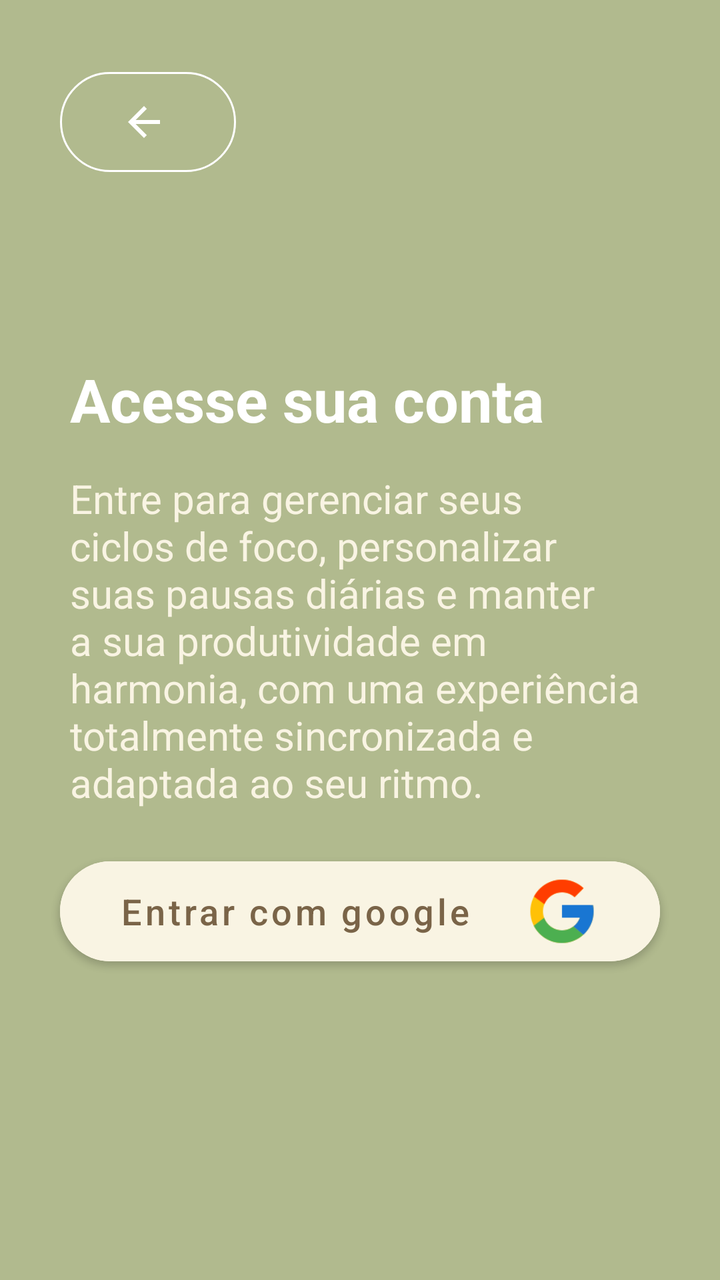
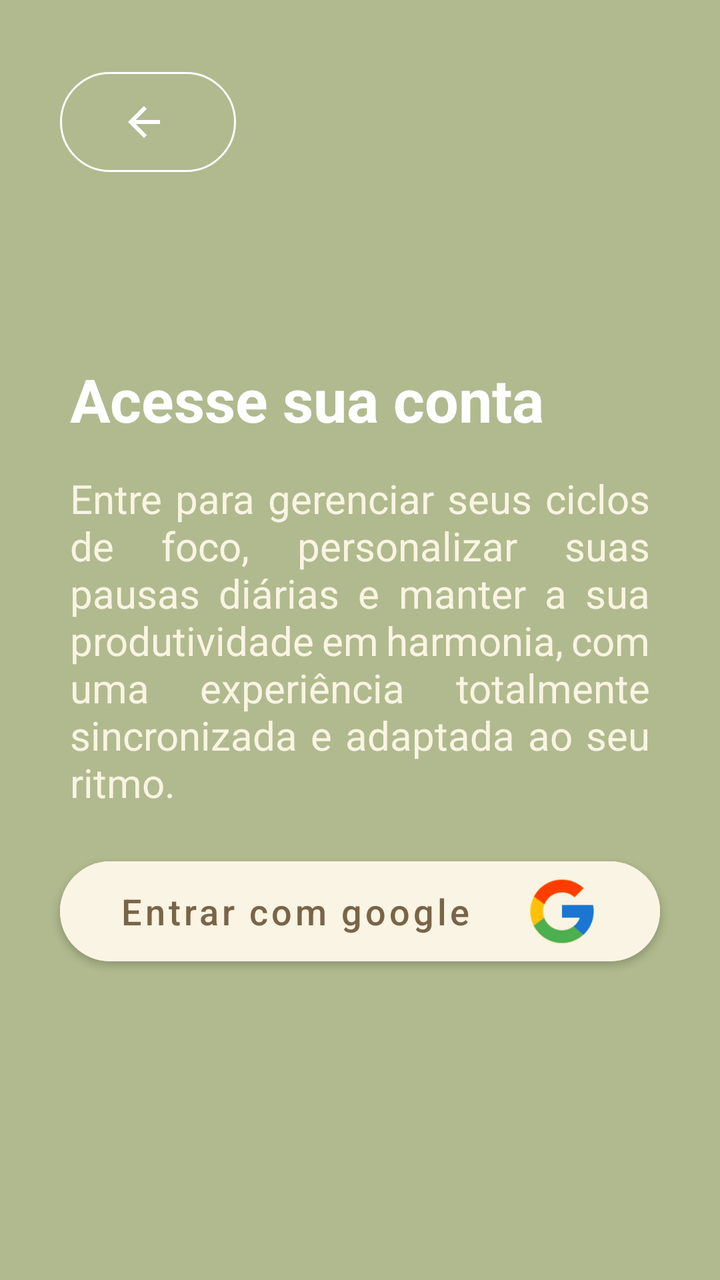

An Android layout rendered at two revisions. The XML below is the earlier revision; the diff shows what the commit changed to produce the second picture.
<!-- AndroidManifest.xml: application theme Theme.Orbi -->
<!-- res/layout/activity_login.xml -->
<?xml version="1.0" encoding="utf-8"?>
<androidx.constraintlayout.widget.ConstraintLayout
    xmlns:android="http://schemas.android.com/apk/res/android"
    xmlns:app="http://schemas.android.com/apk/res-auto"
    xmlns:tools="http://schemas.android.com/tools"
    android:layout_width="match_parent"
    android:layout_height="match_parent"
    android:background="@color/orbi_olive"
    android:padding="0dp">


    
    <com.google.android.material.button.MaterialButton
        android:id="@+id/btnBackLogin"
        style="@style/Widget.MaterialComponents.Button.OutlinedButton"
        android:layout_width="wrap_content"
        android:layout_height="62dp"
        android:layout_marginStart="30dp"
        android:layout_marginTop="30dp"
        app:cornerRadius="30dp"
        app:icon="@drawable/ic_arrow_back"
        app:iconGravity="textStart"
        app:iconTint="@color/orbi_white"
        app:layout_constraintStart_toStartOf="parent"
        app:layout_constraintTop_toTopOf="parent"
        app:strokeColor="@color/white" />


    
    <TextView
        android:id="@+id/tv_login_title"
        android:layout_width="0dp"
        android:layout_height="wrap_content"
        android:layout_marginStart="35dp"
        android:layout_marginEnd="35dp"
        android:layout_marginBottom="16dp"
        android:text="@string/login_title"
        android:textColor="@color/orbi_white"
        android:textSize="30sp"
        android:textStyle="bold"
        app:layout_constraintBottom_toTopOf="@+id/tv_login_desc"
        app:layout_constraintEnd_toEndOf="parent"
        app:layout_constraintStart_toStartOf="parent" />


    
    <TextView
        android:id="@+id/tv_login_desc"
        android:layout_width="0dp"
        android:layout_height="wrap_content"
        android:layout_marginStart="35dp"
        android:layout_marginEnd="35dp"
        android:text="@string/login_description"
        android:textColor="@color/orbi_cream"
        android:textSize="20sp"
        app:layout_constraintBottom_toBottomOf="parent"
        app:layout_constraintEnd_toEndOf="parent"
        app:layout_constraintStart_toStartOf="parent"
        app:layout_constraintTop_toTopOf="parent" />


    
    <com.google.android.material.button.MaterialButton
        android:id="@+id/btn_google_login"
        android:layout_width="0dp"
        android:layout_height="62dp"
        android:layout_marginStart="30dp"
        android:layout_marginTop="20dp"
        android:layout_marginEnd="30dp"
        android:backgroundTint="@color/orbi_cream"
        android:gravity="start|center_vertical"
        android:paddingStart="30dp"
        android:paddingEnd="30dp"
        android:text="@string/login_btn_login"
        android:textAllCaps="false"
        android:textColor="@color/orbi_dark_brown"
        android:textSize="18sp"
        app:cornerRadius="28dp"
        app:icon="@drawable/ic_google"
        app:iconGravity="end"
        app:iconSize="38dp"
        app:iconTint="@null"
        app:layout_constraintEnd_toEndOf="parent"
        app:layout_constraintStart_toStartOf="parent"
        app:layout_constraintTop_toBottomOf="@+id/tv_login_desc" />


</androidx.constraintlayout.widget.ConstraintLayout>
<!-- resources referenced by this layout -->
<resources>
  <color name="orbi_cream">#F9F4E3</color>
  <color name="orbi_dark_brown">#7A6448</color>
  <color name="orbi_olive">#B1BA8E</color>
  <color name="orbi_white">#FFFFFF</color>
  <color name="white">#FFFFFFFF</color>
  <!-- drawable ic_arrow_back (drawable) -->
  <vector
      xmlns:android="http://schemas.android.com/apk/res/android"
      android:width="24dp"
      android:height="24dp"
      android:viewportWidth="24"
      android:viewportHeight="24">
  
  
      <path
          android:fillColor="#FF000000"
          android:pathData="M20,11H7.83l5.59,-5.59L12,4l-8,8 8,8 1.41,-1.41L7.83,13H20v-2z"/>
  
  
  </vector>
  <!-- drawable ic_google: png bitmap (drawable, 2563 bytes) -->
  <string name="login_btn_login">Entrar com google</string>
  <string name="login_description">Entre para gerenciar seus ciclos de foco, personalizar suas pausas diárias e manter a sua produtividade em harmonia, com uma experiência totalmente sincronizada e adaptada ao seu ritmo.</string>
  <string name="login_title">Acesse sua conta</string>
  <style name="Theme.Orbi" parent="Theme.MaterialComponents.Light.NoActionBar">
  
  
          <item name="colorPrimary">@color/orbi_dark_brown</item>
          <item name="colorPrimaryVariant">@color/orbi_olive</item>
          <item name="colorOnPrimary">@color/orbi_white</item>
          <item name="colorSecondary">@color/orbi_olive</item>
          <item name="colorSecondaryVariant">@color/orbi_light_olive</item>
          <item name="colorOnSecondary">@color/orbi_white</item>
  
  
          
          <item name="android:statusBarColor">@color/orbi_cream</item>
          <item name="android:windowLightStatusBar">true</item>
  
  
          
          <item name="android:navigationBarColor">@color/orbi_cream</item>
          <item name="android:windowLightNavigationBar" tools:targetApi="o_mr1">true</item>
  
  
      </style>
  <color name="orbi_light_olive">#D4DDB1</color>
</resources>

<!-- the commit's change to res/layout/activity_login.xml (unified diff, before → after) -->
@@ -50,6 +50,7 @@
         android:layout_height="wrap_content"
         android:layout_marginStart="35dp"
         android:layout_marginEnd="35dp"
+        android:justificationMode="inter_word"
         android:text="@string/login_description"
         android:textColor="@color/orbi_cream"
         android:textSize="20sp"
